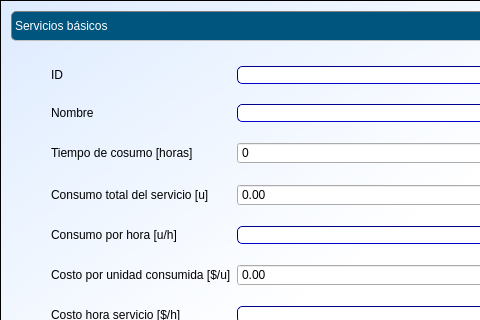
Before: the Qt Designer form cosmec/formularioservicios.ui in Exxu/cosmec-si, drawn with Qt 5; both pictures show x 0 to 480 and y 0 to 320 of the 700 by 500 pixel window.
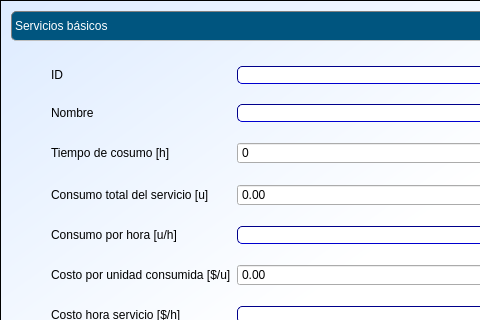
After: the same form once the commit is applied.

What changed in the file:
```diff
--- a/cosmec/formularioservicios.ui
+++ b/cosmec/formularioservicios.ui
@@ -152,7 +152,7 @@
        <item row="2" column="0">
         <widget class="QLabel" name="label_4">
          <property name="text">
-          <string>Tiempo de cosumo [horas]</string>
+          <string>Tiempo de cosumo [h]</string>
          </property>
         </widget>
        </item>
```
